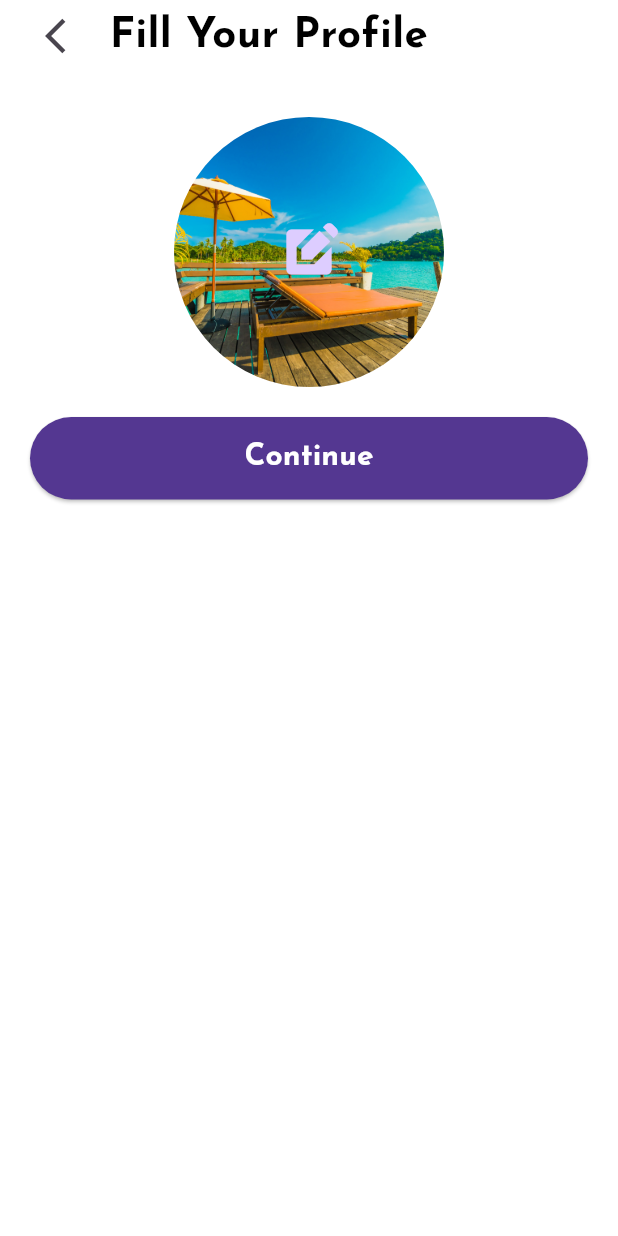
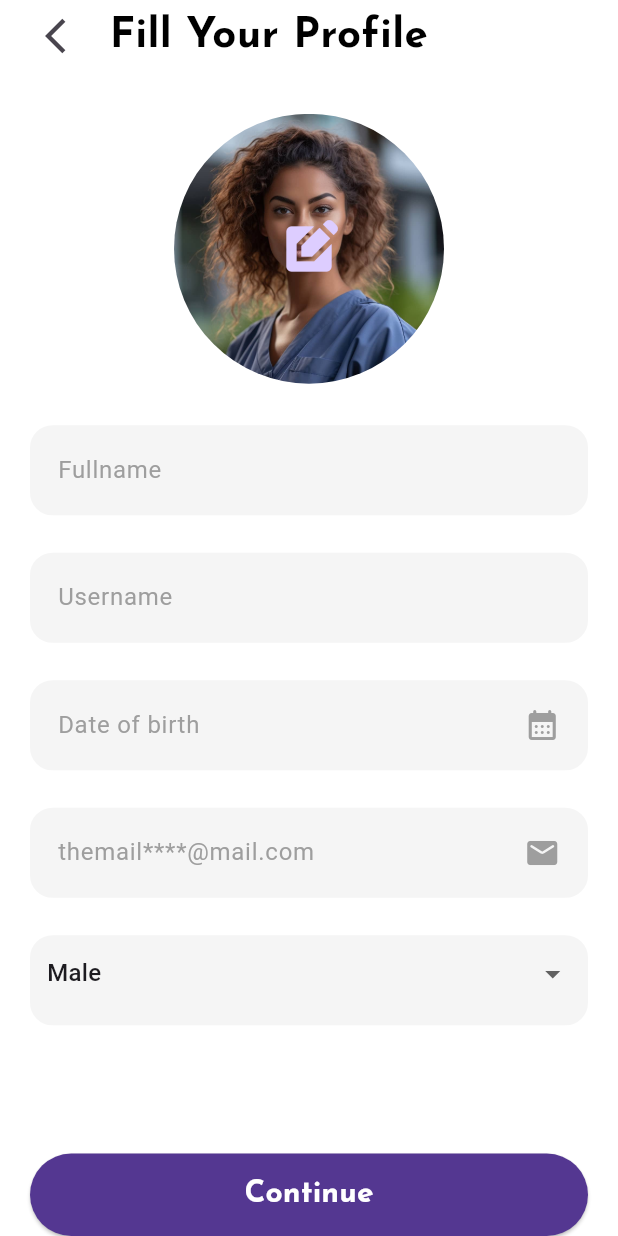
Before and after one commit to kr3a7ion/homefeel, a Flutter app: the SignupScreen screen opened by its route, after a tap on "Sign up", on a phone screen of 412 x 824 dp. Run offline on Flutter 3.47's test engine with Material 3 defaults, Android fonts, the phone set to English and light mode, and no system bars; our stand-ins replace get, pinput, smooth_page_indicator.

Commit message:
I Added profile static profile picture for signup profile and refactored customtextfield widget

```diff
--- a/lib/common/asset_path.dart
+++ b/lib/common/asset_path.dart
@@ -9,6 +9,7 @@ const String createNewPasswordImage = 'assets/images/sheild.png';
 const String messageIcon = 'assets/icons/message.png';
 const String mailIcon = 'assets/icons/mail.png';
 const String thumbsUp = 'assets/images/thumbsup.png';
+const String profileImage = 'assets/images/profileAlt.jpeg';
 
 //
 const String theFontFamily = 'JosefinSans';
--- a/lib/controllers/page_controller.dart
+++ b/lib/controllers/page_controller.dart
@@ -1,3 +1,4 @@
+import 'package:flutter/material.dart';
 import 'package:get/get.dart';
 
 class PageIndexCounter extends GetxController {
@@ -8,16 +9,31 @@ class PageIndexCounter extends GetxController {
   }
 }
 
-class TextFieldColorController extends GetxController {
+// this controller can be used for any textfield and main Email Textfield
+class TextFieldController extends GetxController {
+  final TextEditingController emailController = TextEditingController();
   RxBool isActive = false.obs;
+
+  @override
+  void onClose() {
+    emailController.dispose();
+    super.onClose();
+  }
 
   void toogleColor() {
     isActive.value = !isActive.value;
   }
 }
 
-class PasswordTextFieldColorController extends GetxController {
+class PasswordTextFieldController extends GetxController {
   RxBool isActive = false.obs;
+  final TextEditingController passwordController = TextEditingController();
+
+  @override
+  void onClose() {
+    passwordController.dispose();
+    super.onClose();
+  }
 
   void toogleColor() {
     isActive.value = !isActive.value;
@@ -47,3 +63,33 @@ class ForgetTileController extends GetxController {
     isActive.value = !isActive.value;
   }
 }
+
+class RegFormTextEditControllers extends GetxController {
+  final TextEditingController fullname = TextEditingController();
+  final TextEditingController username = TextEditingController();
+  final TextEditingController userGender = TextEditingController();
+  final TextEditingController userDateOfBirth = TextEditingController();
+  final TextEditingController userEmail = TextEditingController();
+
+  RxBool isFullnameActive = false.obs;
+  RxBool isUsernameActive = false.obs;
+  RxBool isUserGenderActive = false.obs;
+  RxBool isUserDateOfBirthActive = false.obs;
+  RxBool isUserEmailActive = false.obs;
+
+  @override
+  void onClose() {
+    fullname.dispose();
+    username.dispose();
+    userGender.dispose();
+    super.onClose();
+  }
+
+  void toogleColor(RxBool isActive) {
+    isFullnameActive.value = !isActive.value;
+    isUsernameActive = (!isActive.value) as RxBool;
+    isUserGenderActive = (!isActive.value) as RxBool;
+    isUserDateOfBirthActive = (!isActive.value) as RxBool;
+    isUserEmailActive = (!isActive.value) as RxBool;
+  }
+}
--- a/lib/main.dart
+++ b/lib/main.dart
@@ -40,7 +40,7 @@ class MyApp extends StatelessWidget {
         GetPage(name: forgetPassID, page: () => ForgetPassScreen()),
         GetPage(name: passResetID, page: () => PassResetScreen()),
         GetPage(name: createPassScreenID, page: () => CreatePasswordScreen()),
-        GetPage(name: fillProfileScreenID, page: () => const FillProfileScreen()),
+        GetPage(name: fillProfileScreenID, page: () => FillProfileScreen()),
       ],
     );
   }
--- a/lib/views/signIn/forgetPassword/create_pass_screen.dart
+++ b/lib/views/signIn/forgetPassword/create_pass_screen.dart
@@ -9,8 +9,8 @@ import 'package:homefeel/views/signup/widgets.dart';
 class CreatePasswordScreen extends StatelessWidget {
   CreatePasswordScreen({super.key});
   final TextEditingController _passwordController = TextEditingController();
-  final PasswordTextFieldColorController _passwordColorController =
-      Get.put(PasswordTextFieldColorController());
+  final PasswordTextFieldController _passwordColorController =
+      Get.put(PasswordTextFieldController());
 
   @override
   Widget build(BuildContext context) {
--- a/lib/views/signup/fill_profile_screen.dart
+++ b/lib/views/signup/fill_profile_screen.dart
@@ -3,25 +3,110 @@ import 'package:get/get.dart';
 import 'package:homefeel/common/app_colors.dart';
 import 'package:homefeel/common/asset_path.dart';
 import 'package:homefeel/common/widget.dart';
+import 'package:homefeel/controllers/page_controller.dart';
+import 'package:homefeel/views/signup/widgets.dart';
 
 class FillProfileScreen extends StatelessWidget {
-  const FillProfileScreen({super.key});
+  FillProfileScreen({super.key});
+
+  final RegFormTextEditControllers textEditControllers =
+      Get.put(RegFormTextEditControllers());
+  final TextFieldController colorController = Get.put(TextFieldController());
+
+  final Widget formHeightBox = const SizedBox(height: 25);
 
   @override
   Widget build(BuildContext context) {
+    String dropDownValue = 'one';
     return Scaffold(
       backgroundColor: Appcolors.whitebackground,
       body: SafeArea(
           child: Padding(
         padding: const EdgeInsets.symmetric(horizontal: 20),
         child: Column(
+          mainAxisAlignment: MainAxisAlignment.spaceBetween,
           children: [
             backButton(theText: 'Fill Your Profile'),
-            const SizedBox(height: 30),
             customCircleAvatar(() {}),
-            const SizedBox(height: 20),
             Column(
-              children: [],
+              children: [
+                Form(
+                    child: Column(
+                  children: [
+                    customTextField(textEditControllers.fullname,
+                        colorController.isActive, () {
+                      colorController.toogleColor();
+                    },
+                        lableText: 'Fullname',
+                        keyboardType: TextInputType.name,
+                        usePrefix: false),
+                    formHeightBox,
+                    customTextField(
+                        textEditControllers.username, colorController.isActive, () {
+                      colorController.toogleColor();
+                    },
+                        lableText: 'Username',
+                        keyboardType: TextInputType.name,
+                        usePrefix: false),
+                    formHeightBox,
+                    customTextField(
+                        textEditControllers.fullname, colorController.isActive, () {
+                      colorController.toogleColor();
+                    },
+                        lableText: 'Date of birth',
+                        keyboardType: TextInputType.name,
+                        usePrefix: false,
+                        useSuffix: true),
+                    formHeightBox,
+                    customTextField(
+                      textEditControllers.fullname,
+                      colorController.isActive,
+                      () {
+                        colorController.toogleColor();
+                      },
+                      lableText: 'themail****@mail.com',
+                      keyboardType: TextInputType.name,
+                      suffixIcon: Icons.mail_rounded,
+                      usePrefix: false,
+                      useSuffix: true,
+                    ),
+                    formHeightBox,
+                    Obx(
+                      () => Container(
+                        height: 60,
+                        decoration: BoxDecoration(
+                            borderRadius: BorderRadius.circular(15),
+                            border: Border.all(
+                                width: 1.5,
+                                color:
+                                    textEditControllers.isUserGenderActive.value
+                                        ? Appcolors.purpleButton
+                                        : Appcolors.shadeOfGrey),
+                            color: textEditControllers.isUserGenderActive.value
+                                ? Appcolors.lightPurpleButton
+                                : Appcolors.shadeOfGrey),
+                        child: DropdownButton(
+                            value: dropDownValue,
+                            underline: const SizedBox(),
+                            isExpanded: true,
+                            dropdownColor: Appcolors.lightPurpleButton,
+                            elevation: 0,
+                            padding: const EdgeInsets.symmetric(horizontal: 10),
+                            items: const [
+                              DropdownMenuItem(
+                                  value: 'one', child: Text('Male')),
+                              DropdownMenuItem(
+                                  value: 'two', child: Text('Female'))
+                            ],
+                            onChanged: (value) {}),
+                      ),
+                    )
+                  ],
+                ))
+              ],
+            ),
+            const SizedBox(
+              height: 30,
             ),
             largePurpleButton('Continue', () {}),
           ],
@@ -36,7 +121,7 @@ class FillProfileScreen extends StatelessWidget {
       child: const CircleAvatar(
         radius: 90,
         backgroundColor: Appcolors.whitebackground,
-        backgroundImage: AssetImage(splachBackgroundImage),
+        backgroundImage: AssetImage(profileImage),
         child: Icon(
           Icons.edit_square,
           size: 40,
--- a/lib/views/signup/signup_screen.dart
+++ b/lib/views/signup/signup_screen.dart
@@ -10,12 +10,9 @@ import 'package:homefeel/views/signup/widgets.dart';
 class SignupScreen extends StatelessWidget {
   SignupScreen({super.key});
 
-  final TextEditingController _passwordController = TextEditingController();
-  final TextEditingController _emailController = TextEditingController();
-  final TextFieldColorController _colorController =
-      Get.put(TextFieldColorController());
-  final PasswordTextFieldColorController _passwordColorController =
-      Get.put(PasswordTextFieldColorController());
+  final TextFieldController _colorController = Get.put(TextFieldController());
+  final PasswordTextFieldController _passwordColorController =
+      Get.put(PasswordTextFieldController());
 
   @override
   Widget build(BuildContext context) {
@@ -33,10 +30,15 @@ class SignupScreen extends StatelessWidget {
             const SizedBox(height: 40),
             Column(
               children: [
-                customTextField(_emailController, _colorController),
+                customTextField(
+                    _colorController.emailController, _colorController.isActive,
+                    () {
+                  _colorController.toogleColor();
+                }),
                 const SizedBox(height: 20),
                 customPasswordTextField(
-                    _passwordController, _passwordColorController)
+                    _passwordColorController.passwordController,
+                    _passwordColorController)
               ],
             ),
             const SizedBox(height: 10),
--- a/lib/views/signup/widgets.dart
+++ b/lib/views/signup/widgets.dart
@@ -7,10 +7,14 @@ final ObscureTextController obscureText = Get.put(ObscureTextController());
 
 Widget customTextField(
   TextEditingController textController,
-  TextFieldColorController colorController, {
+  RxBool colorController,
+  Function() toogleColorFunction, {
   String lableText = 'Email',
   TextInputType keyboardType = TextInputType.emailAddress,
   IconData leadingIcon = Icons.mail,
+  IconData suffixIcon = Icons.calendar_month_rounded,
+  bool usePrefix = true,
+  bool useSuffix = false,
 }) {
   return Row(
     children: [
@@ -22,10 +26,10 @@ Widget customTextField(
                 borderRadius: BorderRadius.circular(15),
                 border: Border.all(
                     width: 1.5,
-                    color: colorController.isActive.value
+                    color: colorController.value
                         ? Appcolors.purpleButton
                         : Appcolors.shadeOfGrey),
-                color: colorController.isActive.value
+                color: colorController.value
                     ? Appcolors.lightPurpleButton
                     : Appcolors.shadeOfGrey),
             child: Center(
@@ -35,35 +39,46 @@ Widget customTextField(
                   keyboardType: keyboardType,
                   controller: textController,
                   onFieldSubmitted: (value) {
-                    colorController.isActive.value
-                        ? colorController.isActive.value = false
-                        : colorController.toogleColor();
+                    colorController.value
+                        ? colorController.value = false
+                        : toogleColorFunction();
                   },
                   onTap: () {
-                    colorController.isActive.value
-                        ? colorController.isActive.value = true
-                        : colorController.toogleColor();
+                    colorController.value
+                        ? colorController.value = true
+                        : toogleColorFunction();
                   },
                   style:
                       const TextStyle(fontSize: 18, color: Appcolors.blackText),
                   maxLines: 1,
                   decoration: InputDecoration(
-                    contentPadding: const EdgeInsets.only(
+                    contentPadding: EdgeInsets.only(
                       bottom: 12,
+                      left: usePrefix ? 0 : 12,
                       top: 0,
                     ),
                     floatingLabelBehavior: FloatingLabelBehavior.never,
                     labelText: lableText,
                     labelStyle: TextStyle(
-                        color: colorController.isActive.value
+                        color: colorController.value
                             ? Appcolors.blackText
                             : Appcolors.greyIcon),
-                    prefixIcon: Icon(
-                      leadingIcon,
-                      color: colorController.isActive.value
-                          ? Appcolors.purpleButton
-                          : Appcolors.greyIcon,
-                    ),
+                    prefixIcon: usePrefix
+                        ? Icon(
+                            leadingIcon,
+                            color: colorController.value
+                                ? Appcolors.purpleButton
+                                : Appcolors.greyIcon,
+                          )
+                        : null,
+                    suffixIcon: useSuffix
+                        ? Icon(
+                            suffixIcon,
+                            color: colorController.value
+                                ? Appcolors.purpleButton
+                                : Appcolors.greyIcon,
+                          )
+                        : null,
                     border: InputBorder.none,
                   ),
                 ),
@@ -79,7 +94,7 @@ Widget customTextField(
 //
 Widget customPasswordTextField(
   TextEditingController passwordController,
-  PasswordTextFieldColorController colorController, {
+  PasswordTextFieldController colorController, {
   String lableText = 'Password',
   IconData leadingIcon = Icons.lock,
 }) {
```
Also changed, not shown: lib/views/signIn/singin_pass_screen.dart (+10 -8 lines), assets/images/profile.jpeg (added), assets/images/profileAlt.jpeg (added).
